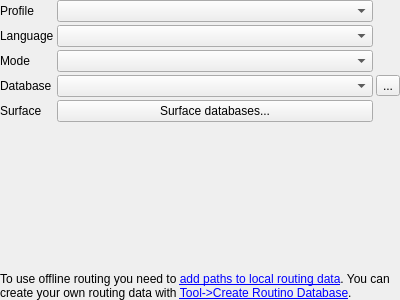
First picture: the form in src/qmapshack/gis/rte/router/IRouterRoutino.ui, repository Maproom/qmapshack, before the edit.
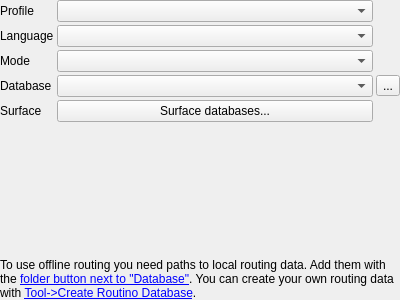
Second picture: the form after the edit. Icons and pictures are not drawn. Custom widgets are drawn as their Qt base class.

Commit message: [QMS-1330] Database, realtime and routing help: describe the action and link it

```diff
--- a/src/qmapshack/gis/rte/router/IRouterRoutino.ui
+++ b/src/qmapshack/gis/rte/router/IRouterRoutino.ui
@@ -143,7 +143,7 @@
         <item>
          <widget class="QLabel" name="labelHelp">
           <property name="text">
-           <string>To use offline routing you need to &lt;a href='RoutinoFolders'&gt;add paths to local routing data&lt;/a&gt;. You can create your own routing data with &lt;a href='CreateRoutino'&gt;Tool-&gt;Create Routino Database&lt;/a&gt;.</string>
+           <string>To use offline routing you need paths to local routing data. Add them with the &lt;a href='RoutinoFolders'&gt;folder button next to "Database"&lt;/a&gt;. You can create your own routing data with &lt;a href='CreateRoutino'&gt;Tool-&gt;Create Routino Database&lt;/a&gt;.</string>
           </property>
           <property name="alignment">
            <set>Qt::AlignLeading|Qt::AlignLeft|Qt::AlignTop</set>
```
The commit also changes 3 other files.
